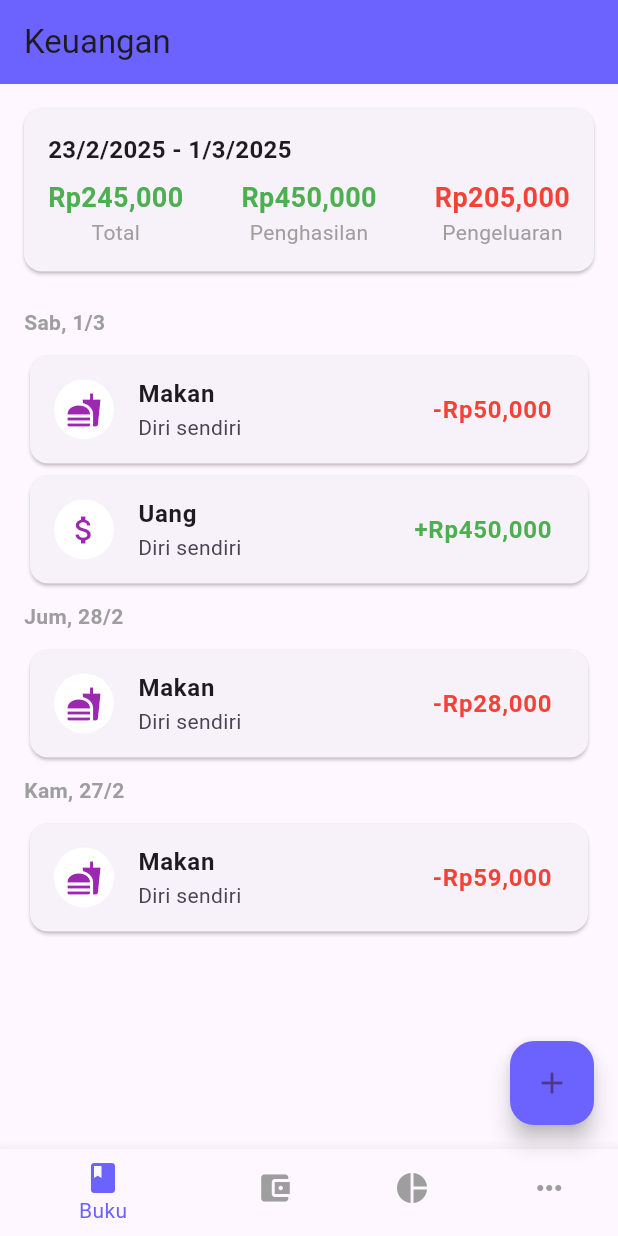
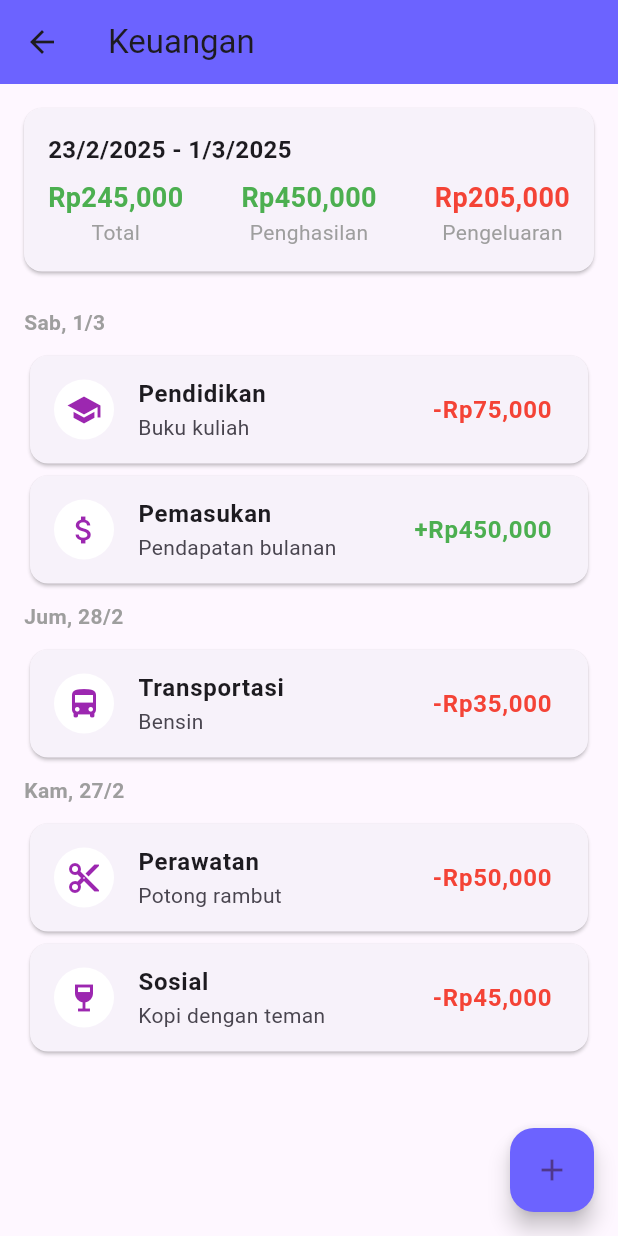
Before and after one commit to kiy4h/provis-kuis1, a Flutter app: the KeuanganScreen screen opened directly, on a phone screen of 412 x 824 dp. Run offline on Flutter 3.47's test engine with Material 3 defaults, Android fonts, the phone set to English and light mode, and no system bars; our stand-ins replace carousel_slider.

Commit message:
update keuangan

```diff
--- a/lib/keuangan_screen.dart
+++ b/lib/keuangan_screen.dart
@@ -1,4 +1,5 @@
 import 'package:flutter/material.dart';
+import 'package:kuis/tambah_keuangan.dart';
 
 void main() {
   runApp(MaterialApp(
@@ -13,6 +14,12 @@ class KeuanganScreen extends StatelessWidget {
       appBar: AppBar(
         title: Text("Keuangan"),
         backgroundColor: Color(0xFF6C63FF),
+        leading: IconButton( // Tambah tombol back
+          icon: Icon(Icons.arrow_back),
+          onPressed: () {
+            Navigator.pop(context); // Kembali ke halaman sebelumnya
+          },
+        ),
       ),
       body: Column(
         children: [
@@ -20,11 +27,15 @@ class KeuanganScreen extends StatelessWidget {
           Expanded(child: _buildTransactionList()),
         ],
       ),
-      bottomNavigationBar: _buildBottomNavBar(),
       floatingActionButton: FloatingActionButton(
         backgroundColor: Color(0xFF6C63FF),
         child: Icon(Icons.add),
-        onPressed: () {},
+        onPressed: () {
+          Navigator.push(
+            context,
+            MaterialPageRoute(builder: (context) => TambahPengeluaran()),
+          );
+        },
       ),
     );
   }
@@ -68,20 +79,20 @@ class KeuanganScreen extends StatelessWidget {
 
   Widget _buildTransactionList() {
     List<Map<String, dynamic>> transactions = [
-    {"date": "Sab, 1/3", "title": "Makan", "amount": "-Rp50,000", "subtitle": "Diri sendiri", "icon": Icons.fastfood, "color": Colors.red},
-    {"date": "Sab, 1/3", "title": "Uang", "amount": "+Rp450,000", "subtitle": "Diri sendiri", "icon": Icons.attach_money, "color": Colors.green},
-    {"date": "Jum, 28/2", "title": "Makan", "amount": "-Rp28,000", "subtitle": "Diri sendiri", "icon": Icons.fastfood, "color": Colors.red},
-    {"date": "Kam, 27/2", "title": "Makan", "amount": "-Rp59,000", "subtitle": "Diri sendiri", "icon": Icons.fastfood, "color": Colors.red},
+      {"date": "Sab, 1/3", "title": "Pendidikan", "amount": "-Rp75,000", "subtitle": "Buku kuliah", "icon": Icons.school, "color": Colors.red},
+      {"date": "Sab, 1/3", "title": "Pemasukan", "amount": "+Rp450,000", "subtitle": "Pendapatan bulanan", "icon": Icons.attach_money, "color": Colors.green},
+      {"date": "Jum, 28/2", "title": "Transportasi", "amount": "-Rp35,000", "subtitle": "Bensin", "icon": Icons.directions_bus, "color": Colors.red},
+      {"date": "Kam, 27/2", "title": "Perawatan", "amount": "-Rp50,000", "subtitle": "Potong rambut", "icon": Icons.cut, "color": Colors.red},
+      {"date": "Kam, 27/2", "title": "Sosial", "amount": "-Rp45,000", "subtitle": "Kopi dengan teman", "icon": Icons.wine_bar, "color": Colors.red},
     ];
 
-  String? lastDate; // Menyimpan tanggal terakhir untuk membandingkan
+    String? lastDate;
 
     return ListView(
       padding: EdgeInsets.symmetric(horizontal: 16),
       children: transactions.expand((transaction) {
         List<Widget> widgets = [];
 
-      // Jika tanggal berubah, tampilkan sebagai header
         if (lastDate != transaction["date"]) {
           widgets.add(
             Padding(
@@ -92,10 +103,9 @@ Widget _buildTransactionList() {
               ),
             ),
           );
-        lastDate = transaction["date"]; // Update lastDate
+          lastDate = transaction["date"];
         }
 
-      // Tambahkan transaksi sebagai ListTile
         widgets.add(_buildTransactionItem(
           transaction["title"],
           transaction["amount"],
@@ -108,7 +118,6 @@ Widget _buildTransactionList() {
       }).toList(),
     );
   }
-
 
   Widget _buildTransactionItem(String title, String amount,
       String subtitle, IconData icon, Color amountColor) {
@@ -126,20 +135,4 @@ Widget _buildTransactionItem(String title, String amount,
       ),
     );
   }
-
-
-
-  Widget _buildBottomNavBar() {
-    return BottomNavigationBar(
-      selectedItemColor: Color(0xFF6C63FF),
-      unselectedItemColor: Colors.grey,
-      items: [
-        BottomNavigationBarItem(icon: Icon(Icons.book), label: "Buku"),
-        BottomNavigationBarItem(
-            icon: Icon(Icons.account_balance_wallet), label: "Dompet"),
-        BottomNavigationBarItem(icon: Icon(Icons.pie_chart), label: "Analisis"),
-        BottomNavigationBarItem(icon: Icon(Icons.more_horiz), label: "Lebih"),
-      ],
-    );
 }
-}
```
Also changed, not shown: lib/tambah_keuangan.dart (+74 -51 lines). Lines whose indentation alone changed are shown as unchanged.
